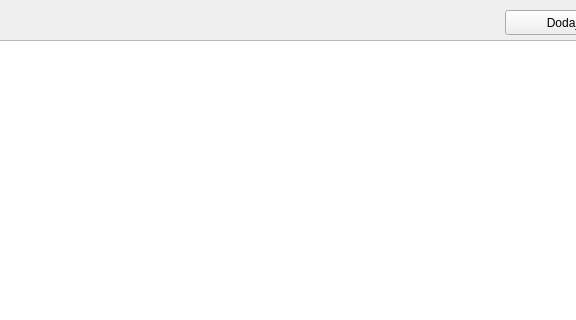
The window that mainwindow.ui (YuriiKutsokon/RejAndOlej) describes before a commit, drawn with Qt 5; both pictures show x 694 to 1270 and y 0 to 320 of the 1366 by 768 pixel window.
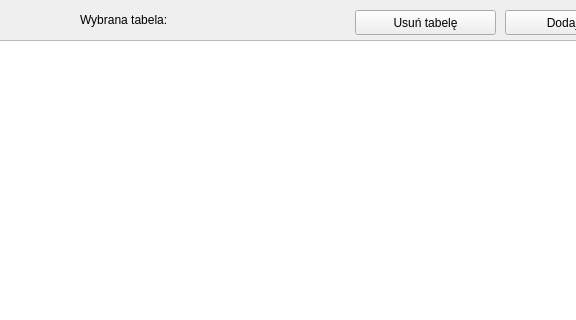
The same window after the commit.

Patch:
```diff
--- a/mainwindow.ui
+++ b/mainwindow.ui
@@ -115,6 +115,45 @@
      <string>Dodaj tabelę</string>
     </property>
    </widget>
+   <widget class="QPushButton" name="button_deleteTable">
+    <property name="geometry">
+     <rect>
+      <x>1049</x>
+      <y>10</y>
+      <width>141</width>
+      <height>25</height>
+     </rect>
+    </property>
+    <property name="text">
+     <string>Usuń tabelę</string>
+    </property>
+   </widget>
+   <widget class="QLabel" name="label_tableName">
+    <property name="geometry">
+     <rect>
+      <x>880</x>
+      <y>10</y>
+      <width>151</width>
+      <height>20</height>
+     </rect>
+    </property>
+    <property name="text">
+     <string notr="true"/>
+    </property>
+   </widget>
+   <widget class="QLabel" name="label">
+    <property name="geometry">
+     <rect>
+      <x>774</x>
+      <y>10</y>
+      <width>101</width>
+      <height>20</height>
+     </rect>
+    </property>
+    <property name="text">
+     <string>Wybrana tabela:</string>
+    </property>
+   </widget>
   </widget>
   <widget class="QMenuBar" name="menubar">
    <property name="geometry">
```
